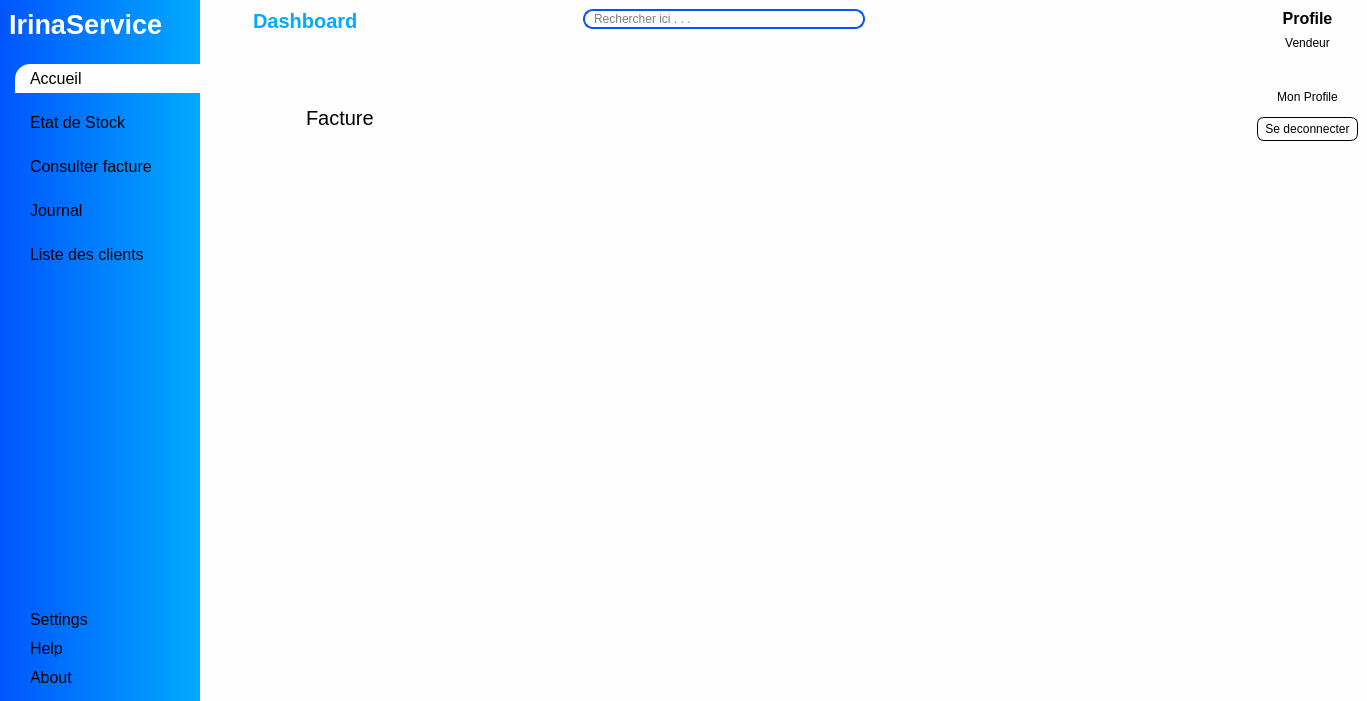
Old version of the form views/main_window.ui in the repository ninohantonio/Store-Management.
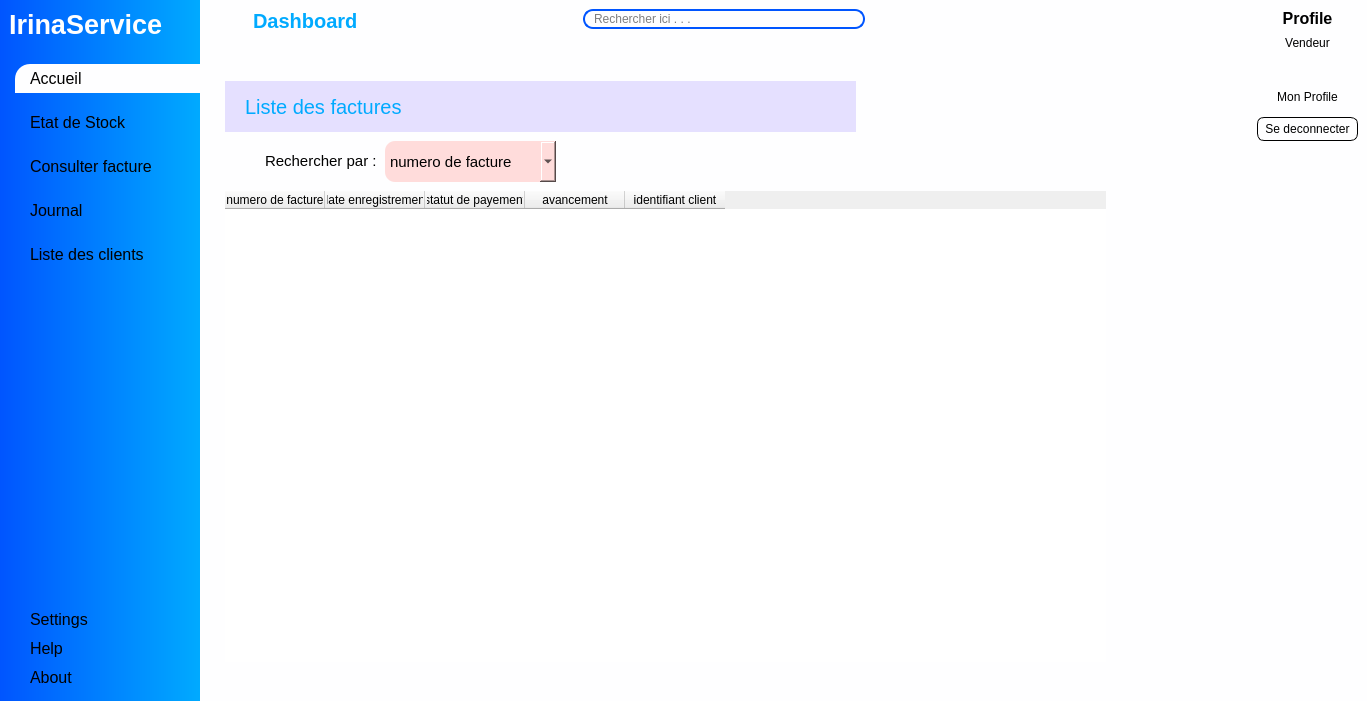
New version of the form. The open tabs and pages were chosen to show the change. Icons and pictures are not drawn. Custom widgets are drawn as their Qt base class.

Commit message: screen facture

```diff
--- a/views/main_window.ui
+++ b/views/main_window.ui
@@ -85,7 +85,7 @@
 }
 
 
-#welcomeLabel, #stock_labele{
+#welcomeLabel, #stock_labele, #facture_title{
 	text-align: center;
 	color:  rgb(0, 170, 255);
 	background-color: #e5e0ff;
@@ -110,7 +110,7 @@
 	padding: 5px;
 }
 
-#filterCombo{
+#filterCombo, #filter_facture_combo{
 	padding: 5px;
 	border-radius: 10px;
 	background-color: rgb(255, 220, 219);
@@ -1071,40 +1071,139 @@
           </layout>
          </widget>
          <widget class="QWidget" name="clientPage">
+          <layout class="QVBoxLayout" name="verticalLayout_5">
+           <item>
           <widget class="QFrame" name="frame_3">
-           <property name="geometry">
-            <rect>
-             <x>40</x>
-             <y>30</y>
-             <width>401</width>
-             <height>80</height>
-            </rect>
-           </property>
            <property name="frameShape">
             <enum>QFrame::Shape::StyledPanel</enum>
            </property>
            <property name="frameShadow">
             <enum>QFrame::Shadow::Raised</enum>
            </property>
+             <widget class="QLabel" name="facture_title">
+              <property name="geometry">
+               <rect>
+                <x>10</x>
+                <y>20</y>
+                <width>631</width>
+                <height>51</height>
+               </rect>
+              </property>
+              <property name="font">
+               <font>
+                <pointsize>15</pointsize>
+               </font>
+              </property>
+              <property name="text">
+               <string>Liste des factures</string>
+              </property>
+             </widget>
            <widget class="QLabel" name="label_4">
             <property name="geometry">
              <rect>
-              <x>60</x>
-              <y>20</y>
-              <width>141</width>
-              <height>31</height>
+                <x>50</x>
+                <y>90</y>
+                <width>121</width>
+                <height>20</height>
              </rect>
             </property>
             <property name="font">
              <font>
-              <pointsize>15</pointsize>
+                <family>Arial</family>
+                <pointsize>11</pointsize>
              </font>
             </property>
             <property name="text">
-             <string>Facture</string>
-            </property>
-           </widget>
-          </widget>
+               <string>Rechercher par :</string>
+              </property>
+             </widget>
+             <widget class="QLabel" name="label_8">
+              <property name="geometry">
+               <rect>
+                <x>10</x>
+                <y>90</y>
+                <width>31</width>
+                <height>21</height>
+               </rect>
+              </property>
+              <property name="text">
+               <string/>
+              </property>
+              <property name="pixmap">
+               <pixmap resource="resources.qrc">:/icons/icons/filter.png</pixmap>
+              </property>
+              <property name="scaledContents">
+               <bool>true</bool>
+              </property>
+             </widget>
+             <widget class="QComboBox" name="filter_facture_combo">
+              <property name="geometry">
+               <rect>
+                <x>170</x>
+                <y>80</y>
+                <width>171</width>
+                <height>41</height>
+               </rect>
+              </property>
+              <property name="font">
+               <font>
+                <pointsize>11</pointsize>
+               </font>
+              </property>
+              <item>
+               <property name="text">
+                <string>numero de facture</string>
+               </property>
+              </item>
+              <item>
+               <property name="text">
+                <string>date enregistrement</string>
+               </property>
+              </item>
+              <item>
+               <property name="text">
+                <string>liste generale</string>
+               </property>
+              </item>
+             </widget>
+             <widget class="QTableWidget" name="tableWidget">
+              <property name="geometry">
+               <rect>
+                <x>10</x>
+                <y>130</y>
+                <width>881</width>
+                <height>471</height>
+               </rect>
+              </property>
+              <column>
+               <property name="text">
+                <string>numero de facture</string>
+               </property>
+              </column>
+              <column>
+               <property name="text">
+                <string>date enregistrement</string>
+               </property>
+              </column>
+              <column>
+               <property name="text">
+                <string>statut de payement</string>
+               </property>
+              </column>
+              <column>
+               <property name="text">
+                <string>avancement</string>
+               </property>
+              </column>
+              <column>
+               <property name="text">
+                <string>identifiant client</string>
+               </property>
+              </column>
+             </widget>
+            </widget>
+           </item>
+          </layout>
          </widget>
          <widget class="QWidget" name="facturePage">
           <widget class="QFrame" name="frame_4">
```
Left out of the diff: 8 changed lines with no effect on the pictures. Lines whose indentation alone changed are shown as unchanged. The commit also changes 2 other files.
